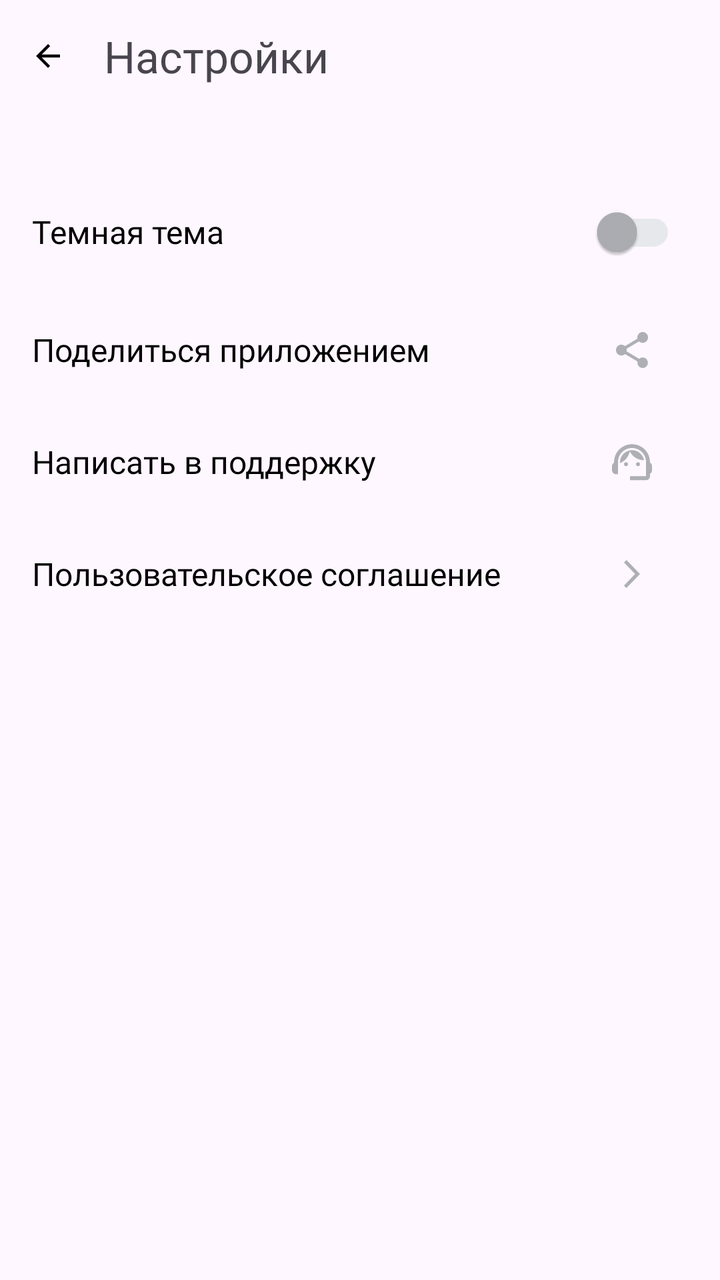
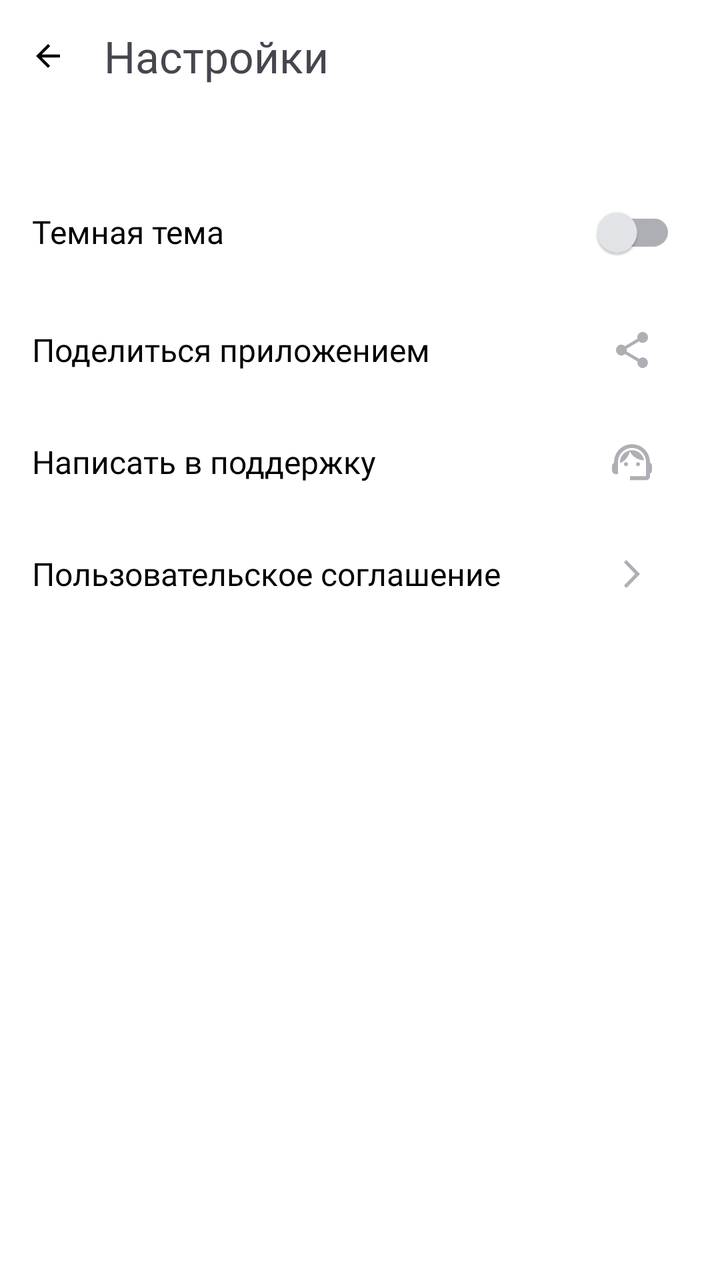

Compare the two renders of this Android layout. The source of the first and the diff that turns it into the second are given below.
<!-- AndroidManifest.xml: application theme Theme.MyApp -->
<!-- res/layout/settings.xml -->
<?xml version="1.0" encoding="utf-8"?>
<LinearLayout xmlns:android="http://schemas.android.com/apk/res/android"
    xmlns:app="http://schemas.android.com/apk/res-auto"
    android:layout_width="match_parent"
    android:layout_height="match_parent"
    android:orientation="vertical">

    <LinearLayout
        android:layout_width="match_parent"
        android:layout_height="wrap_content"
        android:layout_weight="1"
        android:padding="@dimen/padding_settings_main"
        android:orientation="horizontal">

        <Button
            android:id="@+id/settingsBack_button"
            style="@style/SettingsButtons"
            android:layout_gravity="left"
            android:layout_weight="0"
            app:iconGravity="textStart"
            app:icon="@drawable/back_icon" />

        <TextView
            android:layout_width="wrap_content"
            android:layout_height="48dp"
            android:gravity="left|center"
            android:layout_weight="3"
            android:text="@string/menu_settings"
            android:textSize="@dimen/text_size_settings"
            android:fontFamily="@font/ys_display_medium" />

        <Button
            style="@style/SettingsButtons"
            android:layout_gravity="right"
            android:layout_weight="0" />


    </LinearLayout>

    <LinearLayout
        android:layout_width="match_parent"
        android:layout_height="wrap_content"
        android:layout_weight="23"
        android:orientation="vertical"
        android:paddingTop="@dimen/padding_top_list">

        <FrameLayout
            android:layout_width="match_parent"
            android:layout_height="wrap_content"
            android:orientation="horizontal"
            android:paddingBottom="11dp"
            android:paddingTop="10dp"
            android:paddingEnd="@dimen/padding_list"
            android:paddingStart="@dimen/padding_list">

            <TextView
                style="@style/SettingsTextView"
                android:text="@string/dark_theme" />

            <com.google.android.material.switchmaterial.SwitchMaterial
                android:id="@+id/themeSwitcher"
                android:layout_gravity="end|center"
                android:layout_marginHorizontal="6dp"
                android:layout_width="56dp"
                android:layout_height="40dp"
                app:trackTint="#E6E8EB"
                app:thumbTint="#AEAFB4"/>


        </FrameLayout>

        <FrameLayout
            android:layout_width="match_parent"
            android:layout_height="wrap_content"
            android:orientation="horizontal"
            android:padding="@dimen/padding_list">

            <TextView
                style="@style/SettingsTextView"
                android:text="@string/share_app" />

            <ImageView
                android:id="@+id/share"
                style="@style/SettingsImageView"
                app:srcCompat="@drawable/share_icon"/>



        </FrameLayout>

        <FrameLayout
            android:layout_width="match_parent"
            android:layout_height="wrap_content"
            android:orientation="horizontal"
            android:padding="@dimen/padding_list">

            <TextView
                style="@style/SettingsTextView"
                android:text="@string/write_to_support" />

            <ImageView
                android:id="@+id/support"
                style="@style/SettingsImageView"
                app:srcCompat="@drawable/support_icon"/>

        </FrameLayout>

        <FrameLayout
            android:layout_width="match_parent"
            android:layout_height="wrap_content"
            android:orientation="horizontal"
            android:padding="@dimen/padding_list">

            <TextView
                style="@style/SettingsTextView"
                android:text="@string/terms_of_use" />

            <ImageView
                android:id="@+id/forward"
                style="@style/SettingsImageView"
                app:srcCompat="@drawable/forward_icon" />

        </FrameLayout>



    </LinearLayout>

</LinearLayout>
<!-- resources referenced by this layout -->
<resources>
  <dimen name="padding_list">16dp</dimen>
  <dimen name="padding_settings_main">4dp</dimen>
  <dimen name="padding_top_list">16dp</dimen>
  <dimen name="text_size_settings">22dp</dimen>
  <!-- drawable back_icon (drawable) -->
  <vector xmlns:android="http://schemas.android.com/apk/res/android"
      android:width="24dp"
      android:height="24dp"
      android:viewportWidth="24"
      android:viewportHeight="24">
    <group>
      <clip-path
          android:pathData="M0,0h24v24h-24z"/>
      <path
          android:pathData="M20,11H7.83L13.42,5.41L12,4L4,12L12,20L13.41,18.59L7.83,13H20V11Z"
          android:fillColor="#1A1B22"/>
    </group>
  </vector>
  <!-- drawable forward_icon (drawable) -->
  <vector xmlns:android="http://schemas.android.com/apk/res/android"
      android:width="24dp"
      android:height="24dp"
      android:viewportWidth="24"
      android:viewportHeight="24">
    <path
        android:pathData="M8,17.749L9.213,19L16,12L9.213,5L8,6.252L13.573,12L8,17.749Z"
        android:fillColor="#AEAFB4"/>
  </vector>
  <string name="dark_theme">Темная тема</string>
  <string name="menu_settings">Настройки</string>
  <string name="share_app">Поделиться приложением</string>
  <string name="terms_of_use">Пользовательское соглашение</string>
  <string name="write_to_support">Написать в поддержку</string>
  <style name="SettingsButtons" parent="@style/Widget.Material3.Button.TextButton.Icon">
          <item name="android:backgroundTint">?android:attr/colorBackground</item>
          <item name="iconTint">?attr/colorSecondary</item>
          <item name="android:layout_width">48dp</item>
          <item name="android:layout_height">48dp</item>
      </style>
  <style name="SettingsImageView">
          <item name="android:layout_width">24dp</item>
          <item name="android:layout_height">24dp</item>
          <item name="android:layout_marginRight">16dp</item>
          <item name="android:layout_gravity">end|center</item>
      </style>
  <style name="SettingsTextView">
          <item name="android:layout_width">wrap_content</item>
          <item name="android:layout_height">wrap_content</item>
          <item name="android:layout_gravity">center|start</item>
          <item name="android:textColor">?attr/colorSecondary</item>
          <item name="android:textSize">16sp</item>
          <item name="android:fontFamily">@font/ys_display_regular</item>
      </style>
  <style name="Theme.MyApp" parent="Theme.Material3.DayNight.NoActionBar">
          
          
          <item name="colorPrimary">@color/white</item>
          <item name="colorPrimaryVariant">#818C99</item>
          <item name="colorOnPrimary">@color/blue</item>
          
          <item name="colorSecondary">@color/black</item>
          <item name="colorSecondaryVariant">#E6E8EB</item>
          <item name="colorOnSecondary">#818C99</item>
          
          <item name="android:statusBarColor">@color/black</item>
      </style>
  <color name="white">#FFFFFFFF</color>
  <color name="blue">#3772E7</color>
  <color name="black">#FF000000</color>
  <!-- unchanged entries left out for length: 2 -->
</resources>

<!-- the commit's change to res/layout/settings.xml (unified diff, before → after) -->
@@ -3,7 +3,8 @@
     xmlns:app="http://schemas.android.com/apk/res-auto"
     android:layout_width="match_parent"
     android:layout_height="match_parent"
-    android:orientation="vertical">
+    android:orientation="vertical"
+    android:background="@color/background">
 
     <LinearLayout
         android:layout_width="match_parent"
@@ -34,7 +35,6 @@
             android:layout_gravity="right"
             android:layout_weight="0" />
 
-
     </LinearLayout>
 
     <LinearLayout
@@ -63,9 +63,8 @@
                 android:layout_marginHorizontal="6dp"
                 android:layout_width="56dp"
                 android:layout_height="40dp"
-                app:trackTint="#E6E8EB"
-                app:thumbTint="#AEAFB4"/>
-
+                app:trackTint="@color/trackTint"
+                app:thumbTint="@color/thumbTint"/>
 
         </FrameLayout>
 
@@ -83,8 +82,6 @@
                 android:id="@+id/share"
                 style="@style/SettingsImageView"
                 app:srcCompat="@drawable/share_icon"/>
-
-
 
         </FrameLayout>
 
@@ -122,8 +119,6 @@
 
         </FrameLayout>
 
-
-
     </LinearLayout>
 
 </LinearLayout>
<!-- resource entries referenced after the edit -->
@@ -1,5 +1,8 @@
 <!-- resources referenced by this layout -->
 <resources>
+  <color name="background">#FFFFFF</color>
+  <color name="thumbTint">#E6E8EB</color>
+  <color name="trackTint">#AEAFB4</color>
   <dimen name="padding_list">16dp</dimen>
   <dimen name="padding_settings_main">4dp</dimen>
   <dimen name="padding_top_list">16dp</dimen>
@@ -34,7 +37,7 @@
   <string name="terms_of_use">Пользовательское соглашение</string>
   <string name="write_to_support">Написать в поддержку</string>
   <style name="SettingsButtons" parent="@style/Widget.Material3.Button.TextButton.Icon">
-          <item name="android:backgroundTint">?android:attr/colorBackground</item>
+          <item name="android:backgroundTint">@color/background</item>
           <item name="iconTint">?attr/colorSecondary</item>
           <item name="android:layout_width">48dp</item>
           <item name="android:layout_height">48dp</item>
@@ -58,7 +61,7 @@
           
           <item name="colorPrimary">@color/white</item>
           <item name="colorPrimaryVariant">#818C99</item>
-          <item name="colorOnPrimary">@color/blue</item>
+          <item name="colorOnPrimary">#3772E7</item>
           
           <item name="colorSecondary">@color/black</item>
           <item name="colorSecondaryVariant">#E6E8EB</item>
@@ -67,7 +70,6 @@
           <item name="android:statusBarColor">@color/black</item>
       </style>
   <color name="white">#FFFFFFFF</color>
-  <color name="blue">#3772E7</color>
   <color name="black">#FF000000</color>
   <!-- unchanged entries left out for length: 2 -->
 </resources>
